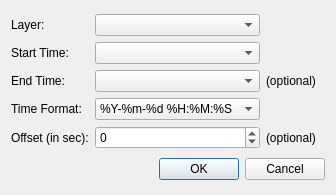
Qt form addLayer.ui (anitagraser/TimeManager) before a commit.
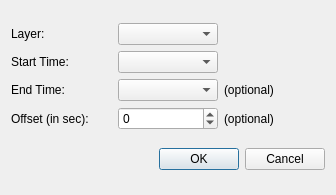
The same form after that commit.

Commit message:
Implement support for millisecond and microsecond times
This also deduces the time format rather than specifying it.  Time parsing
tries all the supported formats and saves the one that works to minimize
the try/except exception handling overhead.  The nice thing about this
is it makes it unnecessary to specify the time format when configuring
the TimeManager settings.

The current time setting in the project file gets truncated to the
previous second mark.  This is slightly annoying, but not annoying enough
for yours truly to fix.

```diff
--- a/addLayer.ui
+++ b/addLayer.ui
@@ -54,29 +54,13 @@
       </widget>
      </item>
      <item row="3" column="0">
-      <widget class="QLabel" name="label_5">
-       <property name="text">
-        <string>Time Format:</string>
-       </property>
-      </widget>
-     </item>
-     <item row="3" column="1">
-      <widget class="QComboBox" name="comboBoxTimeFormat">
-       <item>
-        <property name="text">
-         <string>%Y-%m-%d %H:%M:%S</string>
-        </property>
-       </item>
-      </widget>
-     </item>
-     <item row="4" column="0">
       <widget class="QLabel" name="label_6">
        <property name="text">
         <string>Offset (in sec):</string>
        </property>
       </widget>
      </item>
-     <item row="4" column="1">
+     <item row="3" column="1">
       <widget class="QSpinBox" name="spinBoxOffset">
        <property name="minimum">
         <number>-1000000000</number>
@@ -86,7 +70,7 @@
        </property>
       </widget>
      </item>
-     <item row="4" column="2">
+     <item row="3" column="2">
       <widget class="QLabel" name="label_7">
        <property name="text">
         <string>(optional)</string>
```
The commit also changes 6 other files.
